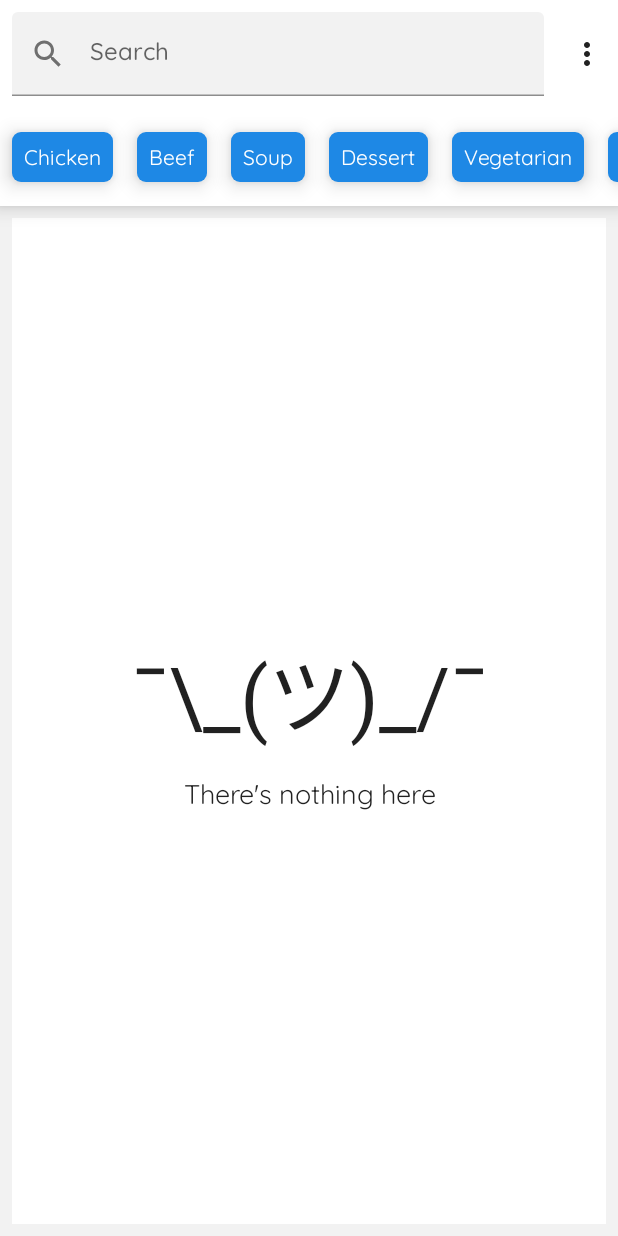
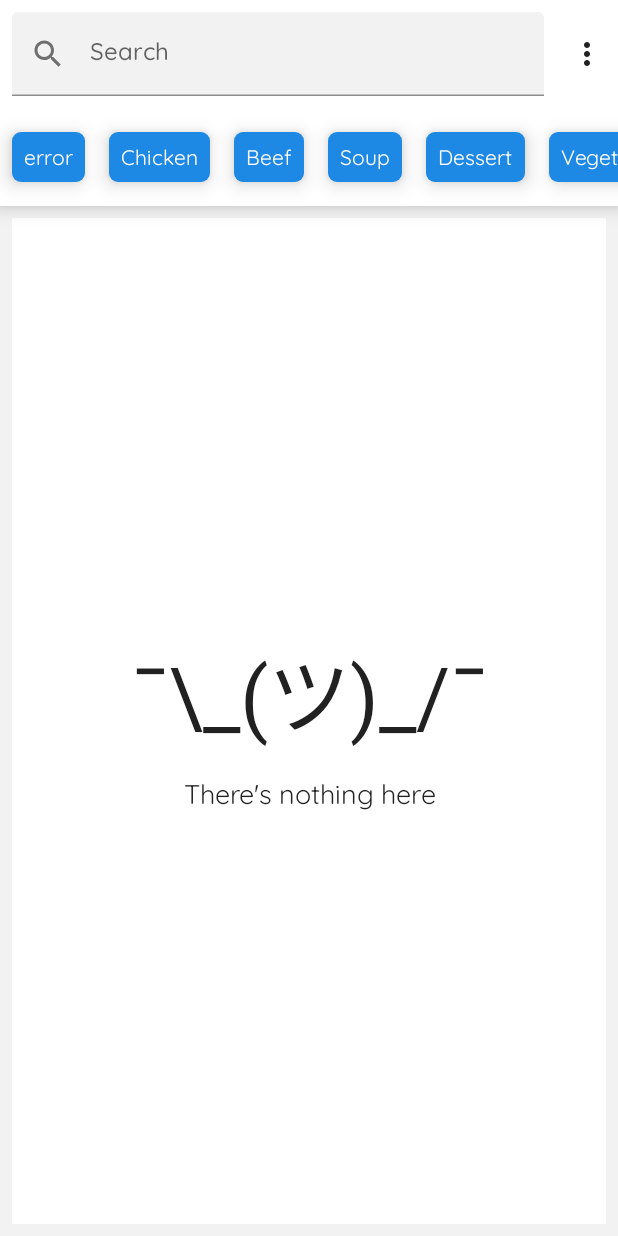
Before and after one commit to Crawford30/RecipeApp, an Android app built with Jetpack Compose: the composable RecipeListScreen shown on its own in the app's theme, on a phone screen of 412 x 824 dp. Run offline under Robolectric (Android 15) with nearby library versions, the phone set to English and light mode, and no system bars; our stand-ins replace Dagger/Hilt's generated code, Room's generated code, constraintlayout-compose.

Commit message:
Error Queueing system

```diff
--- a/app/src/main/java/com/example/food2forkmvvm/interactors/recipe_list_screen_use_cases/SearchRecipes.kt
+++ b/app/src/main/java/com/example/food2forkmvvm/interactors/recipe_list_screen_use_cases/SearchRecipes.kt
@@ -32,6 +32,12 @@ class SearchRecipes(
             emit(DataState.loading<List<Recipe>>())
 
             delay(1000) //to show pagination/progress bar because api is very fast
+
+
+            // force error for testing
+            if (query == "error") {
+                throw Exception("Search FAILED!")
+            }
 
 //            val recipe = recipeService.search(
 //                token = token,
--- a/app/src/main/java/com/example/food2forkmvvm/presentation/ui/recipe_list/FoodCategory.kt
+++ b/app/src/main/java/com/example/food2forkmvvm/presentation/ui/recipe_list/FoodCategory.kt
@@ -6,6 +6,7 @@ import com.example.food2forkmvvm.presentation.ui.recipe_list.FoodCategory.*
  * Enum class for horizontal category scroll view
  */
 enum class FoodCategory(val value: String) {
+    ERROR("error"),
     CHICKEN("Chicken"),
     BEEF("Beef"),
     SOUP("Soup"),
@@ -28,7 +29,7 @@ enum class FoodCategory(val value: String) {
  */
 
 fun getAllFoodCategories(): List<FoodCategory> {
-    return listOf(CHICKEN, BEEF, SOUP, DESSERT, VEGETARIAN, MILK, VEGAN, PIZZA, DONUT)
+    return listOf(ERROR,CHICKEN, BEEF, SOUP, DESSERT, VEGETARIAN, MILK, VEGAN, PIZZA, DONUT)
 }
 
 /**
--- a/app/src/main/java/com/example/food2forkmvvm/presentation/ui/recipe_list/RecipeListViewModel.kt
+++ b/app/src/main/java/com/example/food2forkmvvm/presentation/ui/recipe_list/RecipeListViewModel.kt
@@ -210,9 +210,11 @@ constructor(
 
             //error
             dataState.error?.let { error ->
-                Log.d(TAG, "newSearch: ${error}")
-                dialogQueue.appendErrorMessage("Error", error)
+                dialogQueue.appendErrorMessage("An Error Occurred", error)
+//                dialogQueue.appendErrorMessage("Another Error", error)
+//                dialogQueue.appendErrorMessage("New Error", error)
             }
+
 
         }.launchIn(viewModelScope) //This scope will live as long ad the VM is alive
 
--- a/app/src/main/java/com/example/food2forkmvvm/presentation/ui/recipe_list/util/DialogQueue.kt
+++ b/app/src/main/java/com/example/food2forkmvvm/presentation/ui/recipe_list/util/DialogQueue.kt
@@ -17,12 +17,17 @@ class DialogQueue {
 
     fun removeHeadMessage() {
         if (queue.value.isNotEmpty()) {
-            val update = queue.value
+
+            val update = LinkedList(queue.value)
             update.remove() // remove first (oldest message)
-            queue.value =
-                LinkedList() //initialise an new linkedlist to force recompose when the queue is updated
-            //ArrayDeque() // force recompose (bug?)
             queue.value = update
+
+//            val update = queue.value
+//            update.remove() // remove first (oldest message)
+//            queue.value = LinkedList(update)
+////            queue.value = LinkedList() //initialise an new linkedlist to force recompose when the queue is updated
+//            //ArrayDeque() // force recompose (bug?)
+//            queue.value = update
         }
     }
 
@@ -32,11 +37,11 @@ class DialogQueue {
             GenericDialogInfo.Builder()
                 .title(title)
                 .onDismiss(this::removeHeadMessage) //when we click ok, we want to remove the message on the head
-                .description(description)
+                .description("description")
                 .positive(
                     PositiveAction(
                         positiveBtnTxt = "Ok",
-                        onPositiveAction = this::removeHeadMessage,
+                        onPositiveAction = this::removeHeadMessage,//when we click ok, we want to remove the message on the head
                     )
                 )
                 .build()
```
